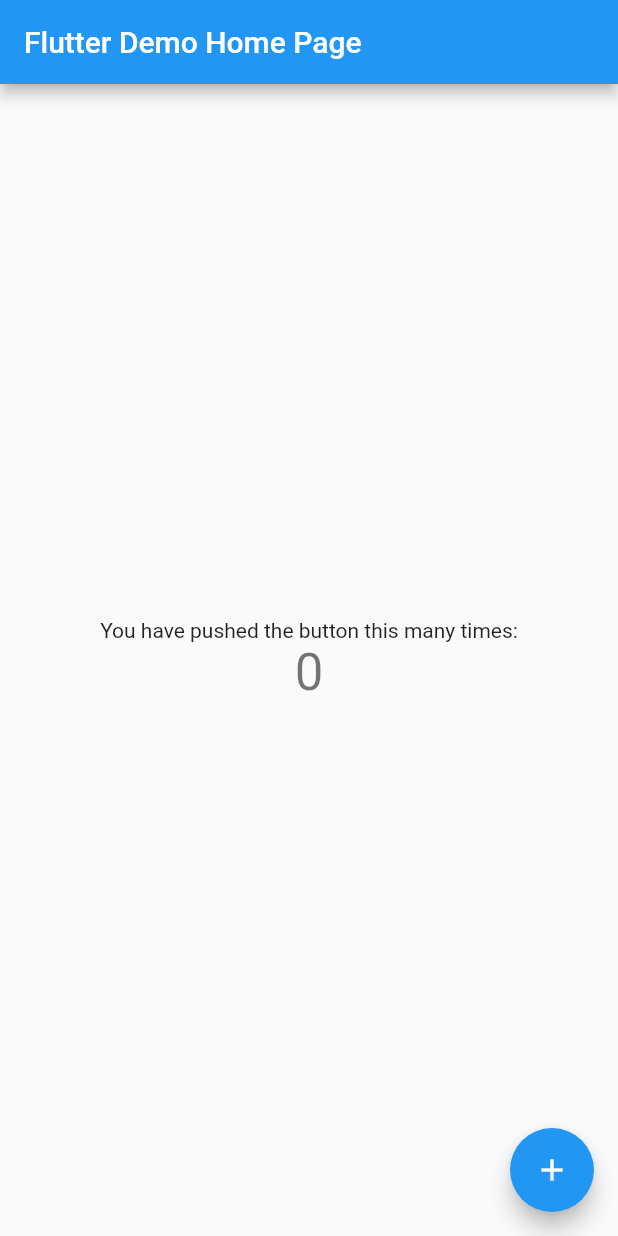
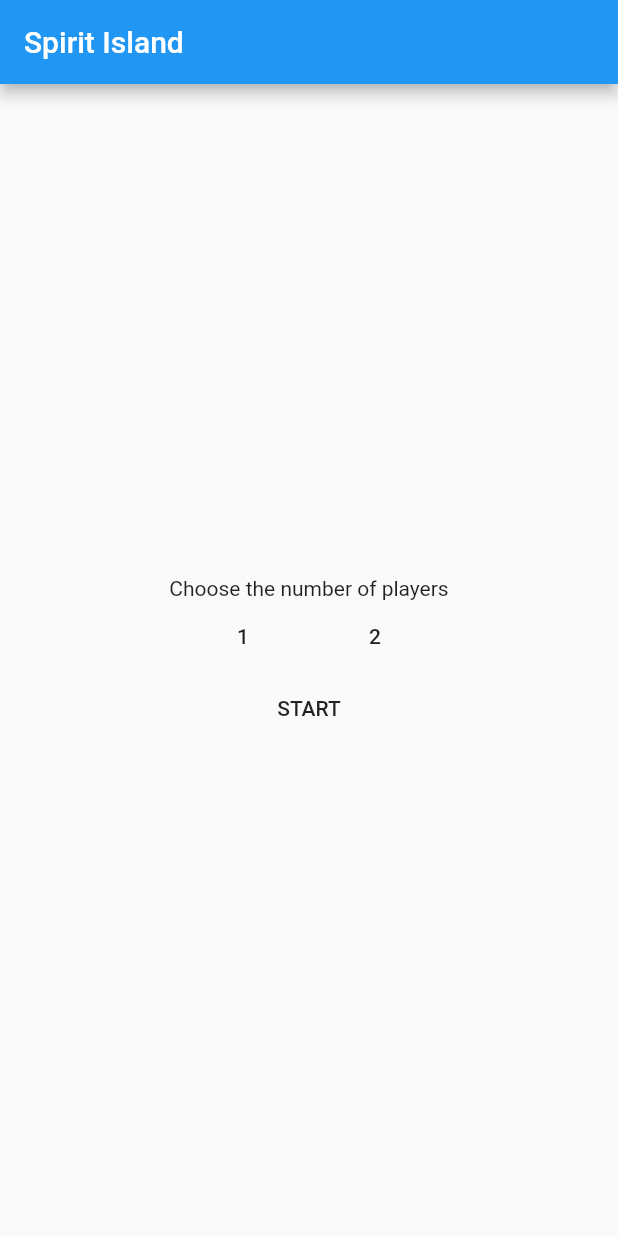
Before and after one commit to Querri/Turn_Tracker, a Flutter app: the screen it shows after launch, on a phone screen of 412 x 824 dp. Run offline on Flutter 3.47's test engine with Material 2 defaults, Android fonts, the phone set to English and light mode, and no system bars.

Commit message:
Create main view

```diff
--- a/spirit_island_app/lib/main.dart
+++ b/spirit_island_app/lib/main.dart
@@ -1,4 +1,6 @@
 import 'package:flutter/material.dart';
+
+import 'package:spirit_island_app/main_view.dart';
 
 void main() {
   runApp(MyApp());
@@ -26,92 +28,7 @@ class MyApp extends StatelessWidget {
         // closer together (more dense) than on mobile platforms.
         visualDensity: VisualDensity.adaptivePlatformDensity,
       ),
-      home: MyHomePage(title: 'Flutter Demo Home Page'),
+      home: MainView(),
     );
   }
 }
-
-class MyHomePage extends StatefulWidget {
-  MyHomePage({Key key, this.title}) : super(key: key);
-
-  // This widget is the home page of your application. It is stateful, meaning
-  // that it has a State object (defined below) that contains fields that affect
-  // how it looks.
-
-  // This class is the configuration for the state. It holds the values (in this
-  // case the title) provided by the parent (in this case the App widget) and
-  // used by the build method of the State. Fields in a Widget subclass are
-  // always marked "final".
-
-  final String title;
-
-  @override
-  _MyHomePageState createState() => _MyHomePageState();
-}
-
-class _MyHomePageState extends State<MyHomePage> {
-  int _counter = 0;
-
-  void _incrementCounter() {
-    setState(() {
-      // This call to setState tells the Flutter framework that something has
-      // changed in this State, which causes it to rerun the build method below
-      // so that the display can reflect the updated values. If we changed
-      // _counter without calling setState(), then the build method would not be
-      // called again, and so nothing would appear to happen.
-      _counter++;
-    });
-  }
-
-  @override
-  Widget build(BuildContext context) {
-    // This method is rerun every time setState is called, for instance as done
-    // by the _incrementCounter method above.
-    //
-    // The Flutter framework has been optimized to make rerunning build methods
-    // fast, so that you can just rebuild anything that needs updating rather
-    // than having to individually change instances of widgets.
-    return Scaffold(
-      appBar: AppBar(
-        // Here we take the value from the MyHomePage object that was created by
-        // the App.build method, and use it to set our appbar title.
-        title: Text(widget.title),
-      ),
-      body: Center(
-        // Center is a layout widget. It takes a single child and positions it
-        // in the middle of the parent.
-        child: Column(
-          // Column is also a layout widget. It takes a list of children and
-          // arranges them vertically. By default, it sizes itself to fit its
-          // children horizontally, and tries to be as tall as its parent.
-          //
-          // Invoke "debug painting" (press "p" in the console, choose the
-          // "Toggle Debug Paint" action from the Flutter Inspector in Android
-          // Studio, or the "Toggle Debug Paint" command in Visual Studio Code)
-          // to see the wireframe for each widget.
-          //
-          // Column has various properties to control how it sizes itself and
-          // how it positions its children. Here we use mainAxisAlignment to
-          // center the children vertically; the main axis here is the vertical
-          // axis because Columns are vertical (the cross axis would be
-          // horizontal).
-          mainAxisAlignment: MainAxisAlignment.center,
-          children: <Widget>[
-            Text(
-              'You have pushed the button this many times:',
-            ),
-            Text(
-              '$_counter',
-              style: Theme.of(context).textTheme.headline4,
-            ),
-          ],
-        ),
-      ),
-      floatingActionButton: FloatingActionButton(
-        onPressed: _incrementCounter,
-        tooltip: 'Increment',
-        child: Icon(Icons.add),
-      ), // This trailing comma makes auto-formatting nicer for build methods.
-    );
-  }
-}
--- /dev/null
+++ b/spirit_island_app/lib/main_view.dart
@@ -0,0 +1,53 @@
+import 'package:flutter/material.dart';
+
+
+class MainView extends StatefulWidget {
+  @override
+  _MainViewState createState() => _MainViewState();
+}
+
+class _MainViewState extends State<MainView> {
+  int playerCount = 0;
+
+  @override
+  Widget build(BuildContext context) {
+    return Scaffold(
+      appBar: AppBar(
+        title: Text('Spirit Island'),
+      ),
+      body: Center(
+        child: Column(
+          mainAxisAlignment: MainAxisAlignment.center,
+          children: <Widget>[
+            Text(
+              'Choose the number of players',
+            ),
+            Row(
+              mainAxisAlignment: MainAxisAlignment.center,
+              children: [
+                FlatButton(
+                  onPressed: () {
+                    playerCount = 1;
+                  },
+                  child: Text('1'),
+                ),
+                FlatButton(
+                  onPressed: () {
+                    playerCount = 2;
+                  },
+                  child: Text('2'),
+                ),
+              ],
+            ),
+            FlatButton(
+              onPressed: () {
+
+              },
+              child: Text('START'),
+            ),
+          ],
+        ),
+      ),
+    );
+  }
+}
```
